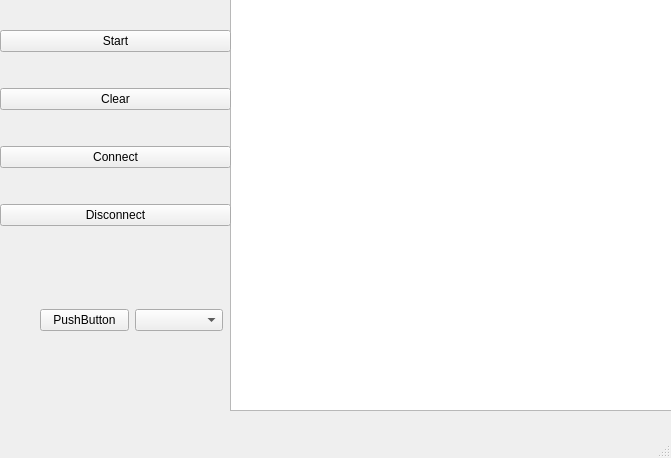
Before: the Qt Designer form up/FloatUp/mainwindow.ui in igorek-murrom/Float, drawn with Qt 5.
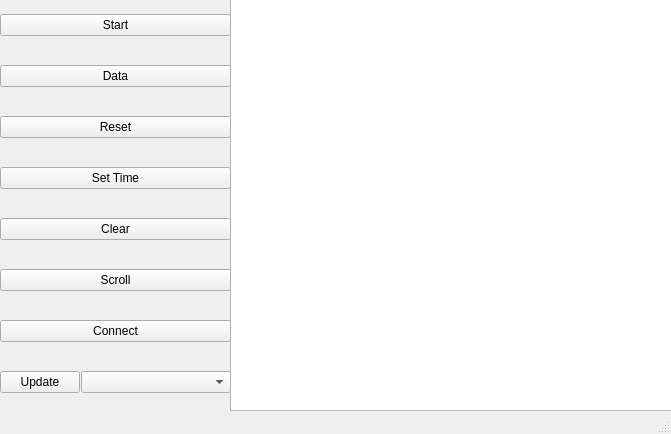
After: the same form once the commit is applied.

Diff of the .ui file:
```diff
--- a/up/FloatUp/mainwindow.ui
+++ b/up/FloatUp/mainwindow.ui
@@ -7,7 +7,7 @@
     <x>0</x>
     <y>0</y>
     <width>671</width>
-    <height>458</height>
+    <height>434</height>
    </rect>
   </property>
   <property name="windowTitle">
@@ -30,10 +30,13 @@
       <x>0</x>
       <y>0</y>
       <width>231</width>
-      <height>259</height>
+      <height>411</height>
      </rect>
     </property>
     <layout class="QVBoxLayout" name="Panel">
+     <property name="spacing">
+      <number>15</number>
+     </property>
      <item>
       <widget class="QPushButton" name="StartButton">
        <property name="text">
@@ -41,6 +44,27 @@
        </property>
       </widget>
      </item>
+     <item>
+      <widget class="QPushButton" name="dataButton">
+       <property name="text">
+        <string>Data</string>
+       </property>
+      </widget>
+     </item>
+     <item>
+      <widget class="QPushButton" name="resetButton">
+       <property name="text">
+        <string>Reset</string>
+       </property>
+      </widget>
+     </item>
+     <item>
+      <widget class="QPushButton" name="settimeButton">
+       <property name="text">
+        <string>Set Time</string>
+       </property>
+      </widget>
+     </item>
      <item>
       <widget class="QPushButton" name="ClearButton">
        <property name="text">
@@ -48,6 +72,13 @@
        </property>
       </widget>
      </item>
+     <item>
+      <widget class="QPushButton" name="scrollButton">
+       <property name="text">
+        <string>Scroll</string>
+       </property>
+      </widget>
+     </item>
      <item>
       <widget class="QPushButton" name="ConnectButton">
        <property name="text">
@@ -56,33 +87,21 @@
       </widget>
      </item>
      <item>
-      <widget class="QPushButton" name="DisconnectButton">
-       <property name="text">
-        <string>Disconnect</string>
+      <layout class="QHBoxLayout" name="horizontalLayout" stretch="1,5">
+       <property name="spacing">
+        <number>1</number>
        </property>
-      </widget>
-     </item>
-    </layout>
-   </widget>
-   <widget class="QWidget" name="horizontalLayoutWidget">
-    <property name="geometry">
-     <rect>
-      <x>40</x>
-      <y>280</y>
-      <width>183</width>
-      <height>80</height>
-     </rect>
-    </property>
-    <layout class="QHBoxLayout" name="horizontalLayout">
-     <item>
-      <widget class="QPushButton" name="pushButton">
-       <property name="text">
-        <string>PushButton</string>
-       </property>
-      </widget>
-     </item>
-     <item>
-      <widget class="QComboBox" name="comboBox"/>
+       <item>
+        <widget class="QPushButton" name="updateButton">
+         <property name="text">
+          <string>Update</string>
+         </property>
+        </widget>
+       </item>
+       <item>
+        <widget class="QComboBox" name="comboBox"/>
+       </item>
+      </layout>
      </item>
     </layout>
    </widget>
```
Left out of the diff: 3 changed lines with no effect on the pictures.
